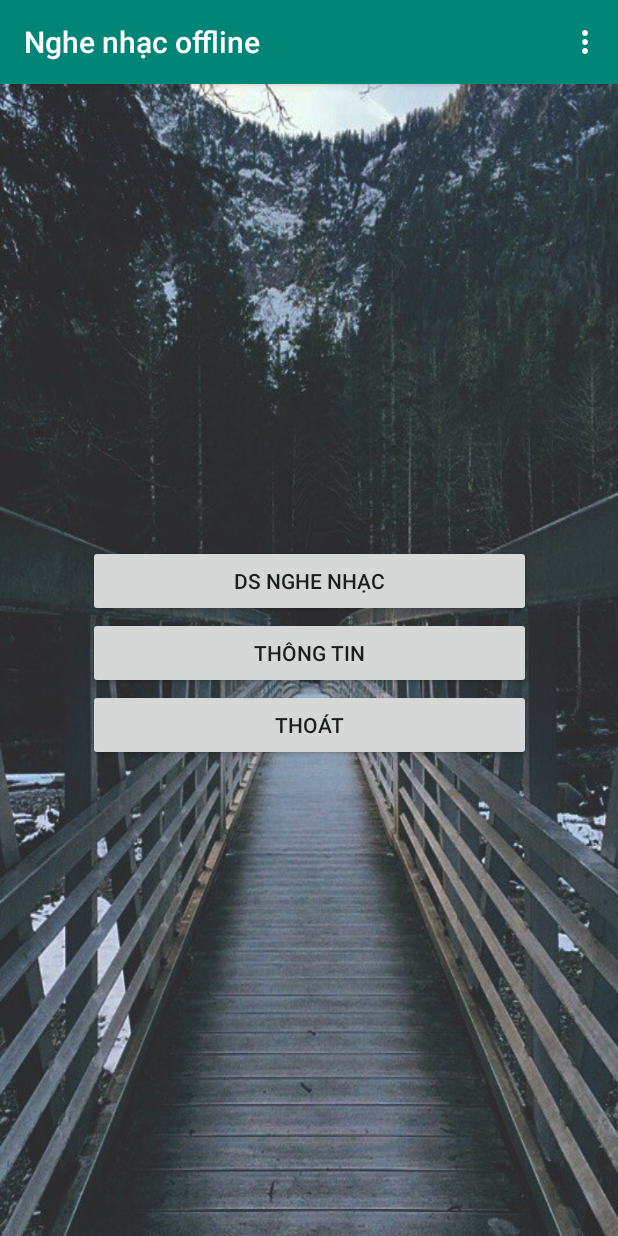
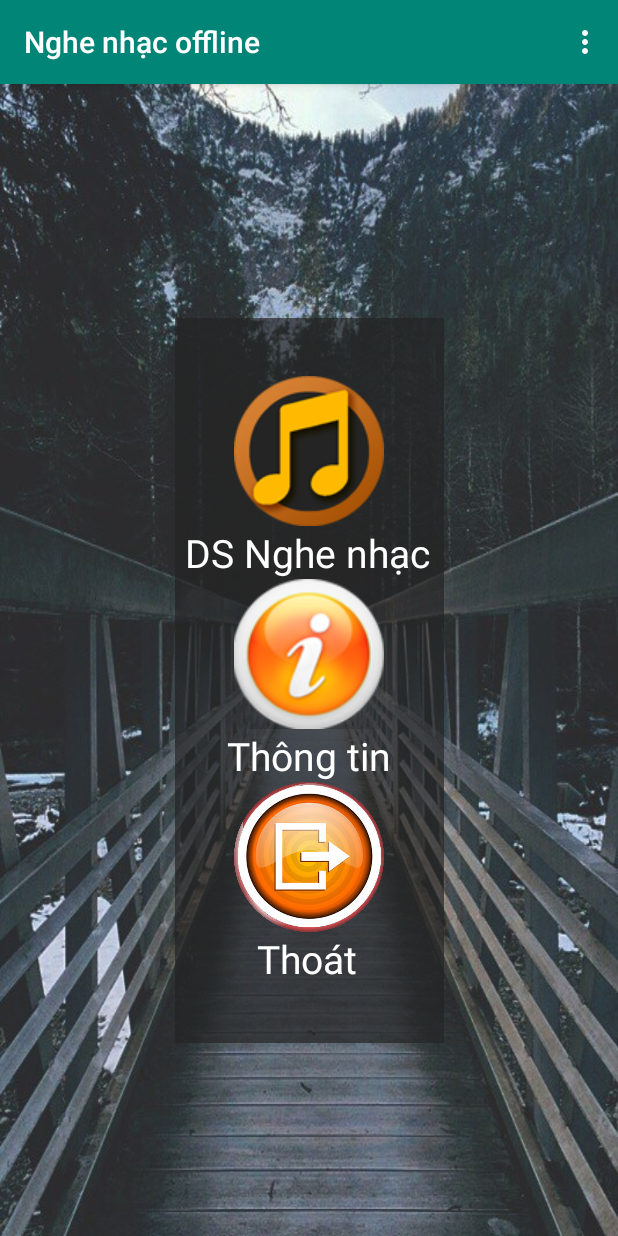
Before and after one commit to your-group-92/AppDoAn, an Android app: the screen it shows after launch (MainActivity), on a phone screen of 412 x 824 dp. Run offline under Robolectric (Android 15) with nearby library versions, the phone set to English and light mode, and no system bars; libraries missing offline, so code that uses them is left out: com.karumi.dexter.

Commit message:
Update 15-6-2019

```diff
--- a/app/src/main/res/layout/activity_main.xml
+++ b/app/src/main/res/layout/activity_main.xml
@@ -10,14 +10,16 @@
 
 
     <LinearLayout
-        android:layout_width="295dp"
-        android:layout_height="209dp"
+        android:layout_width="179dp"
+        android:layout_height="483dp"
         android:layout_marginStart="8dp"
         android:layout_marginLeft="8dp"
         android:layout_marginTop="8dp"
         android:layout_marginEnd="8dp"
         android:layout_marginRight="8dp"
         android:layout_marginBottom="8dp"
+        android:background="#B0242424"
+        android:gravity="center"
         android:orientation="vertical"
         app:layout_constraintBottom_toBottomOf="parent"
         app:layout_constraintEnd_toEndOf="parent"
@@ -27,20 +29,44 @@
 
         <Button
             android:id="@+id/btnmusic"
-            android:layout_width="match_parent"
+            android:layout_width="100dp"
+            android:layout_height="100dp"
+            android:background="@drawable/imgmusic" />
+
+        <TextView
+            android:id="@+id/textView2"
+            android:layout_width="165dp"
             android:layout_height="wrap_content"
-            android:text="@string/btn_music" />
+            android:text="@string/btn_music"
+            android:textColor="#fff"
+            android:textSize="26sp" />
 
         <Button
             android:id="@+id/btnabout"
-            android:layout_width="match_parent"
+            android:layout_width="100dp"
+            android:layout_height="100dp"
+            android:background="@drawable/imgabout" />
+
+        <TextView
+            android:id="@+id/textView3"
+            android:layout_width="110dp"
             android:layout_height="wrap_content"
-            android:text="@string/btn_about" />
+            android:text="@string/btn_about"
+            android:textColor="#fff"
+            android:textSize="26sp" />
 
         <Button
             android:id="@+id/btnexit"
-            android:layout_width="match_parent"
+            android:layout_width="100dp"
+            android:layout_height="100dp"
+            android:background="@drawable/imgexit" />
+
+        <TextView
+            android:id="@+id/textView4"
+            android:layout_width="70dp"
             android:layout_height="wrap_content"
-            android:text="@string/btn_exit" />
+            android:text="@string/btn_exit"
+            android:textColor="#fff"
+            android:textSize="26sp" />
     </LinearLayout>
 </android.support.constraint.ConstraintLayout>
```
Also changed, not shown: app/src/main/res/drawable/imgabout.png (added), app/src/main/res/drawable/imgexit.png (added), app/src/main/res/drawable/imgmusic.png (added).
